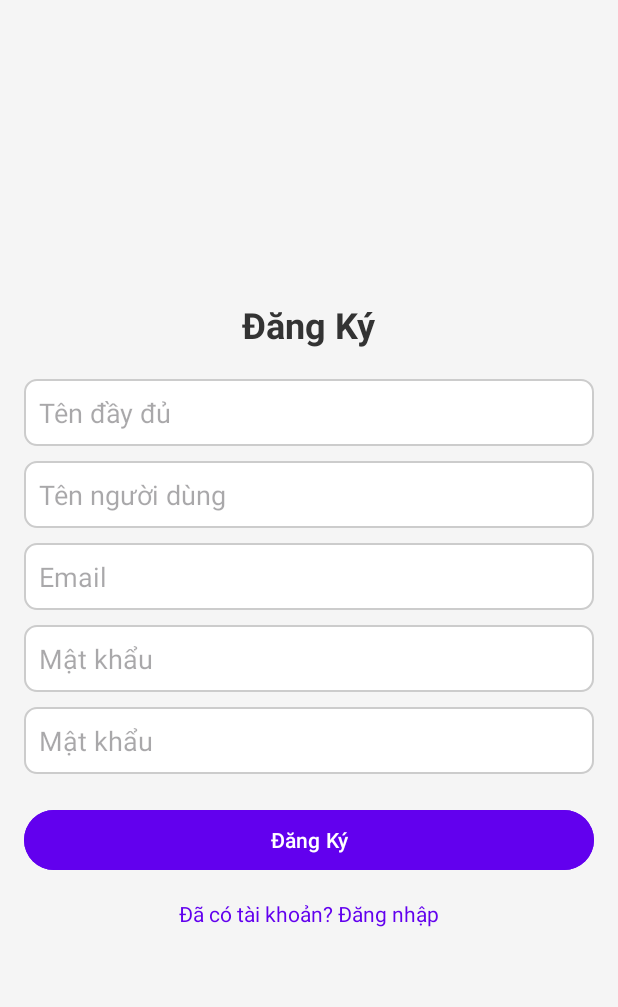
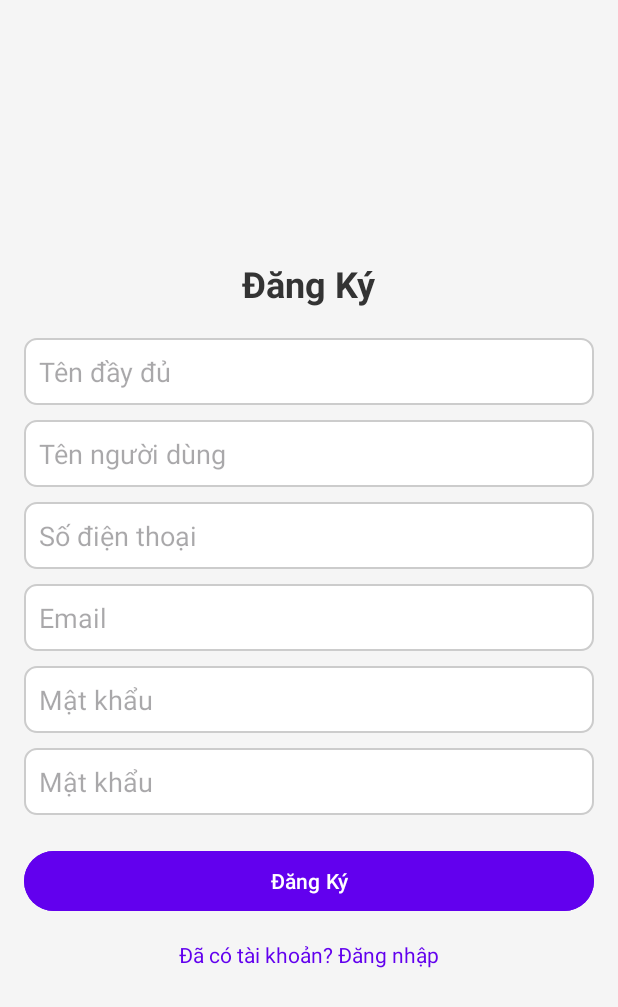
Before and after one commit to 22520586/Final_Project_Android, an Android app: the SignUpActivity screen opened directly, with no data from a screen before it, on a phone screen of 412 x 824 dp. Shown: the top 1007 px of the screen. Run offline under Robolectric (Android 15) with nearby library versions, the phone set to English and light mode, and no system bars.

Commit message:
feat: Sign up

```diff
--- a/app/build.gradle.kts
+++ b/app/build.gradle.kts
@@ -41,6 +41,7 @@ dependencies {
     androidTestImplementation(libs.ext.junit)
     androidTestImplementation(libs.espresso.core)
     // Các dependencies mặc định của Android
+    implementation ("com.squareup.okhttp3:logging-interceptor:4.12.0")
     implementation ("com.squareup.retrofit2:retrofit:2.9.0")
     implementation ("com.squareup.retrofit2:converter-gson:2.9.0")
     implementation ("com.squareup.okhttp3:okhttp:4.9.3")
--- a/app/src/main/java/com/example/final_project/activity/LoginActivity.java
+++ b/app/src/main/java/com/example/final_project/activity/LoginActivity.java
@@ -42,7 +42,7 @@ public class LoginActivity extends AppCompatActivity {
                     return;
                 }
 
-                User user = new User(null,null, email, password);
+                User user = new User(null,null, email, password, null);
                 login(user);
             }
         });
--- a/app/src/main/res/layout/activity_sign_up.xml
+++ b/app/src/main/res/layout/activity_sign_up.xml
@@ -31,6 +31,16 @@
         android:layout_height="wrap_content"
         android:hint="Tên người dùng"
         android:inputType="textPersonName"
+        android:layout_marginTop="10dp"
+        android:padding="10dp"
+        android:background="@drawable/edittext_border" />
+
+    <EditText
+        android:id="@+id/phoneEditText"
+        android:layout_width="match_parent"
+        android:layout_height="wrap_content"
+        android:hint="Số điện thoại"
+        android:inputType="phone"
         android:layout_marginTop="10dp"
         android:padding="10dp"
         android:background="@drawable/edittext_border" />
```
Also changed, not shown: app/src/main/java/com/example/final_project/activity/SignUpActivity.java (+40 -7 lines), app/src/main/java/com/example/final_project/models/User.java (+13 -1 lines).
